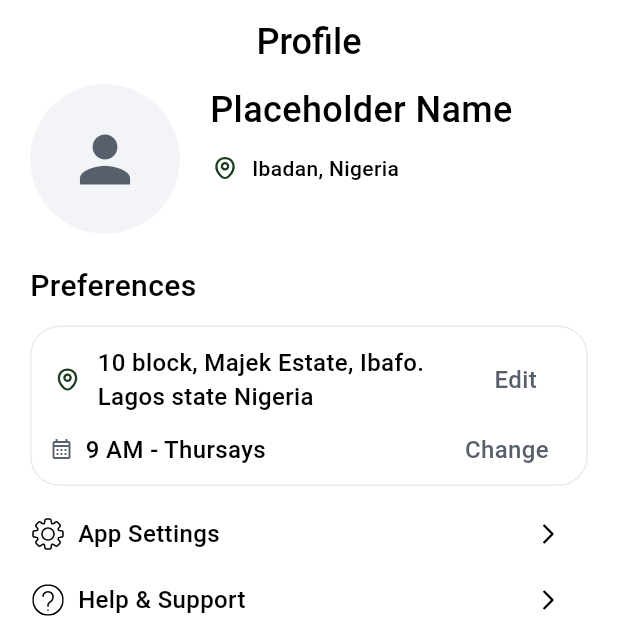
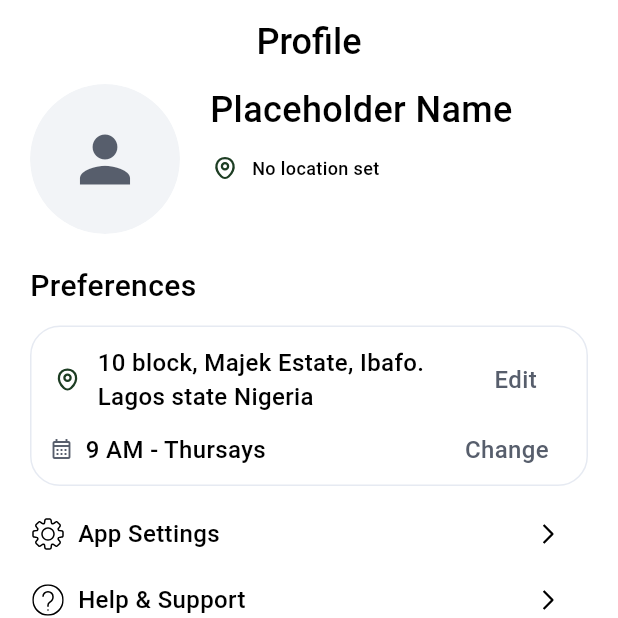
Before and after one commit to Bewizi/EcoBin_Frontend, a Flutter app: the Profile screen opened by its route, on a phone screen of 412 x 824 dp, the top half of it. Run offline on Flutter 3.47's test engine with Material 3 defaults, Android fonts, the light colour scheme and no system bars; drawn by our look-alikes of skeletonizer; our stand-ins replace device_preview, dio, equatable, flutter_bloc, flutter_screenutil, flutter_svg and 3 more; accounts and stored records are empty; network calls fail.

Commit message:
feat: add location details modal with truncation logic and interaction

```diff
--- a/lib/features/profile/presentation/pages/profile.dart
+++ b/lib/features/profile/presentation/pages/profile.dart
@@ -27,6 +27,61 @@ class _ProfileState extends State<Profile> {
   void initState() {
     super.initState();
     context.read<ProfileBloc>().add(const GetUserEvent());
+  }
+
+  void _showLocationDetails(BuildContext context, String? location) {
+    if (location == null || location.isEmpty) {
+      ScaffoldMessenger.of(context).showSnackBar(
+        const SnackBar(
+          content: Text('No location set'),
+          backgroundColor: AppColors.kError500,
+        ),
+      );
+      return;
+    }
+
+    showModalBottomSheet(
+      context: context,
+      shape: const RoundedRectangleBorder(
+        borderRadius: BorderRadius.vertical(top: Radius.circular(20)),
+      ),
+      builder: (context) => Padding(
+        padding: const EdgeInsets.all(20),
+        child: Column(
+          mainAxisSize: MainAxisSize.min,
+          crossAxisAlignment: CrossAxisAlignment.start,
+          children: [
+            Row(
+              children: [
+                Icon(Icons.location_on, color: AppColors.kPrimary, size: 24),
+                const SizedBox(width: 8),
+                Expanded(
+                  child: TextHeader(
+                    'Your Location',
+                    fontSize: 18,
+                    color: AppColors.kBlack,
+                  ),
+                ),
+              ],
+            ),
+            const SizedBox(height: 16),
+            Container(
+              padding: const EdgeInsets.all(16),
+              decoration: BoxDecoration(
+                color: AppColors.kAliceBlue,
+                borderRadius: BorderRadius.circular(12),
+              ),
+              child: TextRegular(
+                location,
+                fontSize: 14,
+                color: AppColors.kBlack,
+              ),
+            ),
+            const SizedBox(height: 20),
+          ],
+        ),
+      ),
+    );
   }
 
   @override
@@ -85,7 +140,16 @@ class _ProfileState extends State<Profile> {
 
                                 SizedBox(height: 12),
                                 // location
-                                Row(
+                                GestureDetector(
+                                  onTap: () {
+                                    if (state is ProfileLoaded) {
+                                      _showLocationDetails(
+                                        context,
+                                        state.user.pickupLocation,
+                                      );
+                                    }
+                                  },
+                                  child: Row(
                                     children: [
                                       SvgPicture.asset(
                                         AppSvgs.kLocationIcon,
@@ -93,24 +157,36 @@ class _ProfileState extends State<Profile> {
                                         height: 20,
                                         fit: BoxFit.scaleDown,
                                       ),
-                                    SizedBox(width: 8),
+                                      const SizedBox(width: 8),
                                       Expanded(
                                         child: TextRegular(
-                                        (state is ProfileLoaded)
-                                            ? state.user.pickupLocation
-                                            : 'Ibadan, Nigeria',
+                                          (state is ProfileLoaded &&
+                                                  state.user.pickupLocation !=
+                                                      null)
+                                              ? _truncateLocation(
+                                                  state.user.pickupLocation!,
+                                                )
+                                              : 'No location set',
                                           color: AppColors.kBlack,
                                           fontWeight: FontWeight.w500,
+                                          fontSize: 12,
                                         ),
                                       ),
-                                  ],
+                                      if (state is ProfileLoaded &&
+                                          state.user.pickupLocation != null)
+                                        Icon(
+                                          Icons.arrow_forward_ios,
+                                          size: 12,
+                                          color: AppColors.kPayneGray,
                                         ),
                                     ],
                                   ),
                                 ),
                               ],
                             ),
-
+                          ),
+                        ],
+                      ),
                       SizedBox(height: 20),
                       Column(
                         crossAxisAlignment: CrossAxisAlignment.start,
@@ -152,7 +228,13 @@ class _ProfileState extends State<Profile> {
                                           const SizedBox(width: 8),
                                           Expanded(
                                             child: TextRegular(
-                                              '10 block, Majek Estate, Ibafo. Lagos state Nigeria',
+                                              (state is ProfileLoaded &&
+                                                      state
+                                                              .user
+                                                              .pickupLocation !=
+                                                          null)
+                                                  ? state.user.pickupLocation!
+                                                  : '10 block, Majek Estate, Ibafo. Lagos state Nigeria',
                                               fontSize: 16,
                                               color: AppColors.kBlack,
                                               fontWeight: FontWeight.w500,
@@ -316,6 +398,11 @@ class _ProfileState extends State<Profile> {
       ),
     );
   }
+
+  String _truncateLocation(String location) {
+    if (location.length <= 40) return location;
+    return '${location.substring(0, 37)}...';
+  }
 }
 
 Widget _buildBox(String icon, String title, String arrowIcon) {
```
Lines whose indentation alone changed are shown as unchanged.
